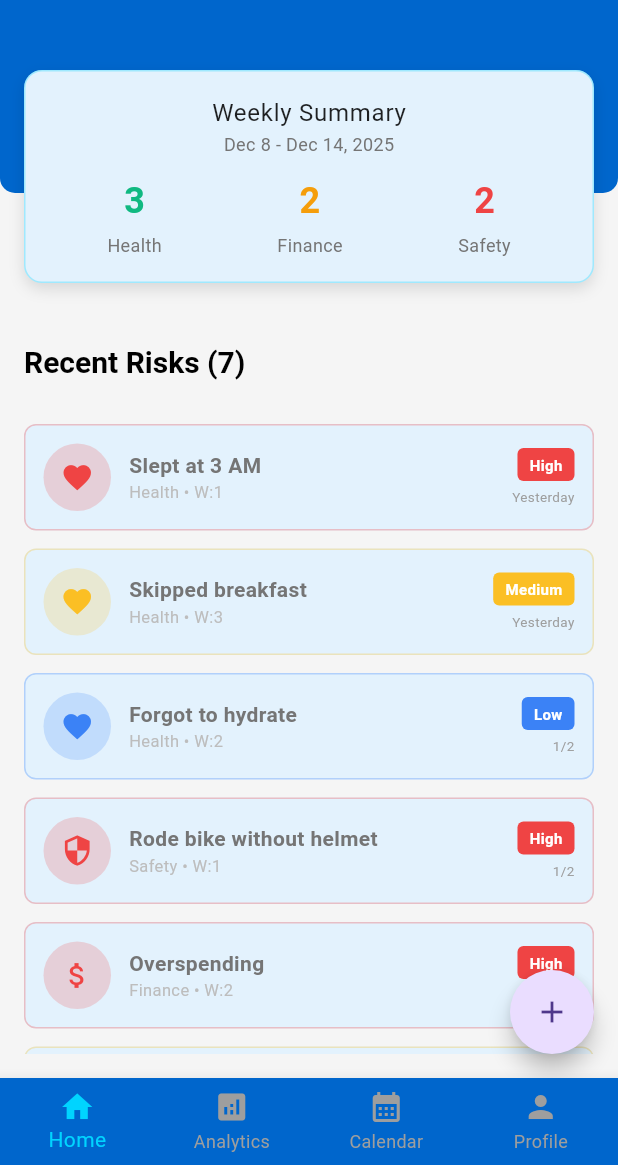
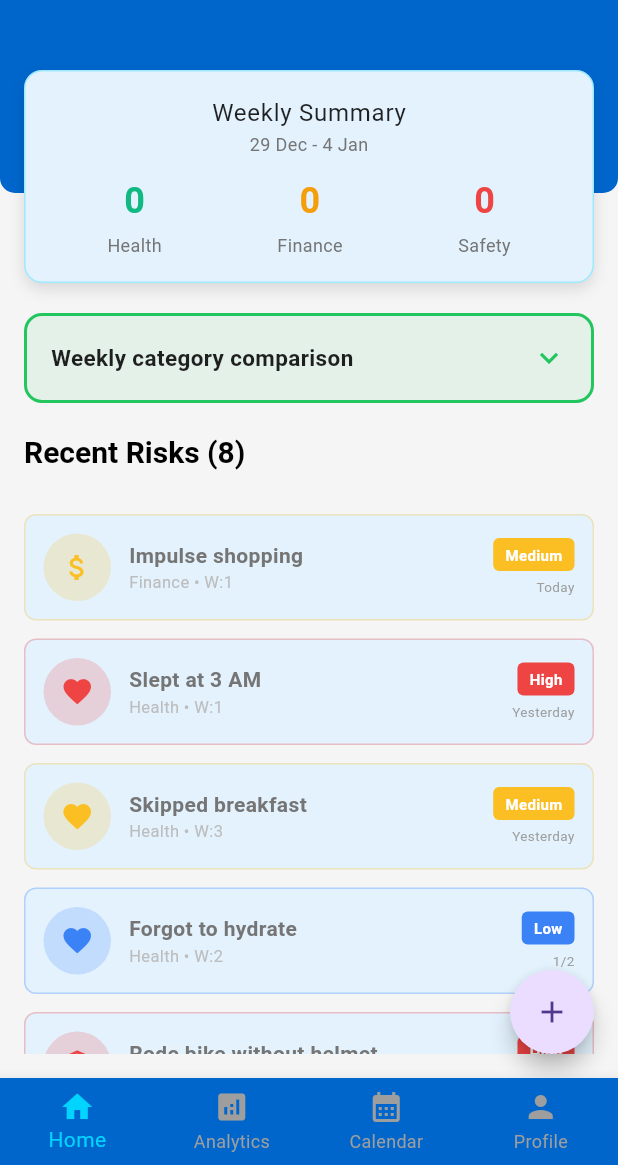
Before and after one commit to sonika-tang/everyday_risk_analyzer, a Flutter app: the screen it shows after launch, on a phone screen of 412 x 824 dp, the part 71-1236 px from its top. Run offline on Flutter 3.47's test engine with Material 3 defaults, Android fonts, the phone set to English and light mode, and no system bars; accounts and stored records are empty.

Commit message:
finish risk comparison

```diff
--- a/lib/data/mock_risks.dart
+++ b/lib/data/mock_risks.dart
@@ -136,6 +136,19 @@ static List<RiskEntry> _getDefaultMockRisks() {
       urgency: 'Emergency',
       controlLevel: 'Unavoidable',
     ),
+    RiskEntry(
+      id: '8',
+      title: 'Impulse shopping',
+      description: 'Bought unnecessary items',
+      category: 'Finance',
+      severity: 'Medium',
+      date: DateTime.now(),
+      createdAt: DateTime.now(),
+      frequency: 1,
+      reason: 'Careless',
+      urgency: 'Calm',
+      controlLevel: 'Fully Avoidable',
+    ),
   ];
 }
 
--- a/lib/logic/risk_logic.dart
+++ b/lib/logic/risk_logic.dart
@@ -192,85 +192,89 @@ class RiskLogicEngine {
     return (totalScore / risks.length).clamp(0, 100);
   }
 
-  // // Algorithm 4: Predictive modeling - forecast next week's risk level
-  // static Map<String, dynamic> predictNextWeekRisk(List<RiskEntry> risks) {
-  //   DateTime now = DateTime.now();
-  //   DateTime lastWeekStart = now.subtract(Duration(days: 7));
+  // Algorithm 4: Compare last week vs this week risk frequencies
+  static Map<String, dynamic> compareCategoryFrequencies(List<RiskEntry> risks) {
+    DateTime now = DateTime.now();
 
-  //   int lastWeekRisks = risks
-  //       .where((r) => r.date.isAfter(lastWeekStart) && r.date.isBefore(now))
-  //       .length;
+    // --- Define week boundaries ---
+    DateTime thisWeekStart = now.subtract(Duration(days: now.weekday - 1));
+    DateTime thisWeekEnd = thisWeekStart.add(const Duration(days: 6));
 
-  //   // Trend analysis: predict based on pattern
-  //   int predictedRisks = (lastWeekRisks * 1.15)
-  //       .toInt(); // 15% increase prediction
+    DateTime lastWeekStart = thisWeekStart.subtract(const Duration(days: 7));
+    DateTime lastWeekEnd = thisWeekStart.subtract(const Duration(days: 1));
 
-  //   String prediction = 'Based on last week: ~$predictedRisks risks expected';
-  //   if (lastWeekRisks > CRITICAL_THRESHOLD) {
-  //     prediction += ' - CRITICAL!';
-  //   } else if (lastWeekRisks > HIGH_THRESHOLD) {
-  //     prediction += ' - HIGH!';
-  //   }
+    // --- Separate risks ---
+    List<RiskEntry> thisWeekRisks = risks.where((r) =>
+      r.date.isAfter(thisWeekStart.subtract(const Duration(seconds: 1))) &&
+      r.date.isBefore(thisWeekEnd.add(const Duration(days: 1)))
+    ).toList();
 
-  //   return {
-  //     'lastWeekCount': lastWeekRisks,
-  //     'predictedCount': predictedRisks,
-  //     'prediction': prediction,
-  //     'confidence': 0.78,
-  //   };
-  // }
+    List<RiskEntry> lastWeekRisks = risks.where((r) =>
+      r.date.isAfter(lastWeekStart.subtract(const Duration(seconds: 1))) &&
+      r.date.isBefore(lastWeekEnd.add(const Duration(days: 1)))
+    ).toList();
 
-  // // Algorithm 5: Get customized recommendation based on risk profile
-  // static String getRecommendation(List<RiskEntry> risks) {
-  //   double score = calculateRiskScore(risks);
-  //   var patterns = detectBehavioralPatterns(risks);
-  //   var weeklyTotal = calculateWeeklySummary(risks);
-  //   int total =
-  //       (weeklyTotal['health'] ?? 0) +
-  //       (weeklyTotal['finance'] ?? 0) +
-  //       (weeklyTotal['safety'] ?? 0);
+    // --- Count by category ---
+    Map<String, int> thisWeekCounts = {
+      'Health': thisWeekRisks.where((r) => r.category == 'Health').length,
+      'Safety': thisWeekRisks.where((r) => r.category == 'Safety').length,
+      'Finance': thisWeekRisks.where((r) => r.category == 'Finance').length,
+    };
 
-  //   if (score >= 80) {
-  //     return 'CRITICAL: You have taken way too many high-risk behaviors. Immediate action required to reduce risks.';
-  //   } else if (score >= 60) {
-  //     return 'SEVERE: Your risk level is dangerously high (${score.toStringAsFixed(0)}/100). Reduce risky behaviors now.';
-  //   } else if (score >= 40) {
-  //     return 'HIGH: Multiple risk patterns detected. ${(patterns['anomalies'] as List).length} concern(s) identified. Reduce activities.';
-  //   } else if (score >= 25) {
-  //     return 'MODERATE: You have $total risks this week. Stay vigilant and reduce exposure.';
-  //   } else if (score > 0) {
-  //     return 'GOOD: ${total > 0 ? "You have $total risks but managing well" : "You are maintaining a healthy lifestyle"}. Keep it up!';
-  //   } else {
-  //     return 'EXCELLENT: No risks recorded! Maintain this healthy lifestyle.';
-  //   }
-  // }
+    Map<String, int> lastWeekCounts = {
+      'Health': lastWeekRisks.where((r) => r.category == 'Health').length,
+      'Safety': lastWeekRisks.where((r) => r.category == 'Safety').length,
+      'Finance': lastWeekRisks.where((r) => r.category == 'Finance').length,
+    };
 
-  // Weekly summary
-  static Map<String, int> calculateWeeklySummary(List<RiskEntry> risks) {
-    DateTime now = DateTime.now();
-    DateTime weekStart = now.subtract(Duration(days: now.weekday - 1));
+    // --- Build comparison ---
+    Map<String, String> comparison = {};
+    for (var category in ['Health', 'Safety', 'Finance']) {
+      int last = lastWeekCounts[category] ?? 0;
+      int current = thisWeekCounts[category] ?? 0;
+      int diff = current - last;
 
-    int healthCount = 0;
-    int financeCount = 0;
-    int safetyCount = 0;
-
-    for (var risk in risks) {
-      if (risk.date.isAfter(weekStart) &&
-          risk.date.isBefore(now.add(Duration(days: 1)))) {
-        if (risk.category == 'Health') {
-          healthCount++;
-        } else if (risk.category == 'Finance') {
-          financeCount++;
-        } else if (risk.category == 'Safety') {
-          safetyCount++;
-        }
+      if (diff > 0) {
+        comparison[category] = '↑ Increased by $diff (from $last to $current)';
+      } else if (diff < 0) {
+        comparison[category] = '↓ Decreased by ${diff.abs()} (from $last to $current)';
+      } else {
+        comparison[category] = '→ No change ($current)';
       }
     }
 
     return {
-      'health': healthCount,
-      'finance': financeCount,
-      'safety': safetyCount,
+      'lastWeek': lastWeekCounts,
+      'thisWeek': thisWeekCounts,
+      'comparison': comparison,
+    };
+  }
+
+
+  // Weekly summary
+  static Map<String, int> calculateWeeklySummary(
+    List<RiskEntry> risks,
+    DateTime weekStart,
+  ) {
+    final weekEnd = weekStart.add(Duration(days: 6));
+
+    int health = 0;
+    int finance = 0;
+    int safety = 0;
+
+    for (var risk in risks) {
+      if (!risk.date.isBefore(weekStart) &&
+          !risk.date.isAfter(weekEnd)) {
+        if (risk.category == 'Health') health++;
+        if (risk.category == 'Finance') finance++;
+        if (risk.category == 'Safety') safety++;
+      }
+    }
+
+    return {
+      'health': health,
+      'finance': finance,
+      'safety': safety,
     };
   }
 
--- a/lib/ui/screens/home_screen.dart
+++ b/lib/ui/screens/home_screen.dart
@@ -29,9 +29,12 @@ class _HomeScreenState extends State<HomeScreen> {
     _loadData();
   }
 
-  void _loadData() async {
+  Future<void> _loadData() async {
     final risks = await StorageService.loadRisks();
     final profile = await StorageService.loadProfile();
+
+    if (!mounted) return;
+
     setState(() {
       _risks = risks;
       _profile = profile;
@@ -39,9 +42,10 @@ class _HomeScreenState extends State<HomeScreen> {
     });
   }
 
-  // void _onRiskAdded() {
-  //   _loadData();
-  // }
+
+  void _onRiskAdded() {
+    _loadData();
+  }
 
   @override
   Widget build(BuildContext context) {
@@ -56,7 +60,7 @@ class _HomeScreenState extends State<HomeScreen> {
           WeeklySummaryScreen(
             key: ValueKey(0),
             risks: _risks,
-            onRefresh: _loadData,
+            onRefresh: _onRiskAdded,
           ),
           RiskOverviewScreen(key: ValueKey(1), risks: _risks),
           CalendarScreen(key: ValueKey(2), risks: _risks),
@@ -70,7 +74,10 @@ class _HomeScreenState extends State<HomeScreen> {
       ),
       bottomNavigationBar: BottomNavigationBar(
         currentIndex: selectedIndex,
-        onTap: (index) => setState(() => selectedIndex = index),
+        onTap: (index) async {
+          setState(() => selectedIndex = index);
+          await _loadData(); // force refresh
+        },
         backgroundColor: Theme.of(context).primaryColor,
         selectedItemColor: AppTheme.accentColor,
         unselectedItemColor: Colors.grey,
--- a/lib/ui/screens/weekly_summary_screen.dart
+++ b/lib/ui/screens/weekly_summary_screen.dart
@@ -4,10 +4,11 @@ import 'package:everyday_risk_analyzer/ui/screens/add_risk_screen.dart';
 import 'package:everyday_risk_analyzer/ui/screens/risk_detail_screen.dart';
 import 'package:everyday_risk_analyzer/ui/theme/app_theme.dart';
 import 'package:everyday_risk_analyzer/ui/widgets/risk_card.dart';
+import 'package:everyday_risk_analyzer/ui/widgets/risk_comparison.dart';
 import 'package:everyday_risk_analyzer/ui/widgets/summary_box.dart';
 import 'package:flutter/material.dart';
 
-class WeeklySummaryScreen extends StatelessWidget {
+class WeeklySummaryScreen extends StatefulWidget {
   final List<RiskEntry> risks;
   final VoidCallback onRefresh;
 
@@ -17,6 +18,15 @@ class WeeklySummaryScreen extends StatelessWidget {
     required this.onRefresh,
   });
 
+  @override
+  State<WeeklySummaryScreen> createState() => _WeeklySummaryScreenState();
+}
+
+class _WeeklySummaryScreenState extends State<WeeklySummaryScreen> {
+  DateTime getWeekStart(DateTime date) {return date.subtract(Duration(days: date.weekday - 1));}
+  DateTime getWeekEnd(DateTime date) {return getWeekStart(date).add(Duration(days: 6));}
+  DateTime selectedWeek = DateTime.now();
+
   String getGreeting() {
     final hour = DateTime.now().hour;
     if (hour < 12) return "Good Morning";
@@ -24,10 +34,27 @@ class WeeklySummaryScreen extends StatelessWidget {
     return "Good Evening";
   }
 
+  String formatDate(DateTime date) {
+    const months = [
+      'Jan','Feb','Mar','Apr','May','Jun',
+      'Jul','Aug','Sep','Oct','Nov','Dec'
+    ];
+    return '${date.day} ${months[date.month - 1]}';
+  }
+
+  @override
+  void initState() {
+    super.initState();
+    selectedWeek = DateTime.now();
+  }
+
   @override
   Widget build(BuildContext context) {
-    var summary = RiskLogicEngine.calculateWeeklySummary(risks);
-    var recent = RiskLogicEngine.getRecentRisks(risks, days: 7);
+    var recent = RiskLogicEngine.getRecentRisks(widget.risks, days: 7);
+    var comparison = RiskLogicEngine.compareCategoryFrequencies(widget.risks);
+    final weekStart = getWeekStart(selectedWeek);
+    final weekEnd = getWeekEnd(selectedWeek);
+    final summary = RiskLogicEngine.calculateWeeklySummary(widget.risks, weekStart);
 
     return Scaffold(
       appBar: AppBar(
@@ -50,7 +77,7 @@ class WeeklySummaryScreen extends StatelessWidget {
         ],
       ),
       body: RefreshIndicator(
-        onRefresh: () async => onRefresh(),
+        onRefresh: () async => widget.onRefresh(),
         child: Column(
           crossAxisAlignment: CrossAxisAlignment.start,
           children: [
@@ -100,10 +127,9 @@ class WeeklySummaryScreen extends StatelessWidget {
                           style: Theme.of(context).textTheme.bodyLarge,
                         ),
                         Text(
-                          'Dec 8 - Dec 14, 2025',
+                          '${formatDate(weekStart)} - ${formatDate(weekEnd)}',
                           style: TextStyle(
-                            color:
-                                Theme.of(context).brightness == Brightness.dark
+                            color: Theme.of(context).brightness == Brightness.dark
                                 ? Colors.grey[400]
                                 : Colors.grey[600],
                             fontSize: 12,
@@ -114,17 +140,17 @@ class WeeklySummaryScreen extends StatelessWidget {
                           mainAxisAlignment: MainAxisAlignment.spaceAround,
                           children: [
                             SummaryBox(
-                              count: '${summary['health'] ?? 0}',
+                              count: '${summary['Health'] ?? 0}',
                               label: 'Health',
                               color: AppTheme.healthColor,
                             ),
                             SummaryBox(
-                              count: '${summary['finance'] ?? 0}',
+                              count: '${summary['Finance'] ?? 0}',
                               label: 'Finance',
                               color: AppTheme.financeColor,
                             ),
                             SummaryBox(
-                              count: '${summary['safety'] ?? 0}',
+                              count: '${summary['Safety'] ?? 0}',
                               label: 'Safety',
                               color: AppTheme.safetyColor,
                             ),
@@ -137,6 +163,13 @@ class WeeklySummaryScreen extends StatelessWidget {
               ],
             ),
             SizedBox(height: 80),
+            Padding(
+              padding: const EdgeInsets.symmetric(horizontal: 16),
+              child: RiskComparisonCard(
+                headLine: 'Weekly category comparison',
+                comparison: comparison,
+              ),
+            ),
             SizedBox(height: 20),
             Padding(
               padding: const EdgeInsets.symmetric(horizontal: 16),
@@ -210,7 +243,7 @@ class WeeklySummaryScreen extends StatelessWidget {
         onPressed: () {
           showDialog(
             context: context,
-            builder: (_) => AddRiskDialog(onRiskAdded: onRefresh),
+            builder: (_) => AddRiskDialog(onRiskAdded: widget.onRefresh),
           );
         },
         shape: CircleBorder(),
--- /dev/null
+++ b/lib/ui/widgets/risk_comparison.dart
@@ -0,0 +1,115 @@
+import 'package:everyday_risk_analyzer/ui/theme/app_theme.dart';
+import 'package:flutter/material.dart';
+
+class RiskComparisonCard extends StatefulWidget {
+  final String headLine;
+  final Map<String, dynamic> comparison; // {lastWeek, thisWeek, comparison}
+
+  const RiskComparisonCard({
+    super.key,
+    required this.headLine,
+    required this.comparison,
+  });
+
+  @override
+  State<RiskComparisonCard> createState() => _RiskComparisonCardState();
+}
+
+class _RiskComparisonCardState extends State<RiskComparisonCard> {
+  bool isExpanded = false;
+
+  Color _getColor() {
+    return AppTheme.successColor;
+  }
+
+  @override
+  Widget build(BuildContext context) {
+    final comparison = widget.comparison['comparison'] as Map<String, String>;
+    final thisWeek = widget.comparison['thisWeek'] as Map<String, int>;
+
+    return GestureDetector(
+      onTap: () => setState(() => isExpanded = !isExpanded),
+      child: AnimatedContainer(
+        duration: const Duration(milliseconds: 300),
+        padding: const EdgeInsets.all(16),
+        decoration: BoxDecoration(
+          color: _getColor().withValues(alpha: 0.08),
+          borderRadius: BorderRadius.circular(12),
+          border: Border.all(
+            color: _getColor(),
+            width: 2,
+          ),
+        ),
+        child: Column(
+          crossAxisAlignment: CrossAxisAlignment.start,
+          children: [
+            // Header row
+            Row(
+              mainAxisAlignment: MainAxisAlignment.spaceBetween,
+              children: [
+                Expanded(
+                  child: Text(
+                    widget.headLine,
+                    style: TextStyle(
+                      fontSize: 15,
+                      fontWeight: FontWeight.bold,
+                      color: Theme.of(context).brightness == Brightness.dark
+                          ? Colors.white
+                          : Colors.black87,
+                    ),
+                  ),
+                ),
+                Icon(
+                  isExpanded ? Icons.expand_less : Icons.expand_more,
+                  color: _getColor(),
+                ),
+              ],
+            ),
+
+            // Expanded details
+            if (isExpanded) ...[
+              const SizedBox(height: 12),
+              const Divider(),
+              const SizedBox(height: 12),
+
+              // Category comparison
+              Text(
+                "Category Comparison (Last vs This Week)",
+                style: TextStyle(
+                  fontSize: 13,
+                  fontWeight: FontWeight.w600,
+                  color: Colors.grey[600],
+                ),
+              ),
+              const SizedBox(height: 8),
+              ...comparison.entries.map((entry) {
+                final category = entry.key;
+                final summary = entry.value;
+                final count = thisWeek[category] ?? 0;
+
+                return Column(
+                  crossAxisAlignment: CrossAxisAlignment.start,
+                  children: [
+                    Text(
+                      "$category: $summary",
+                      style: TextStyle(fontSize: 12, color: Colors.grey[400]),
+                    ),
+                    const SizedBox(height: 4),
+                    LinearProgressIndicator(
+                      value: (count / 10).clamp(0.0, 1.0),
+                      backgroundColor: Colors.grey[300],
+                      valueColor: AlwaysStoppedAnimation<Color>(
+                        _getColor(),
+                      ),
+                    ),
+                    const SizedBox(height: 12),
+                  ],
+                );
+              }),
+            ],
+          ],
+        ),
+      ),
+    );
+  }
+}
```
